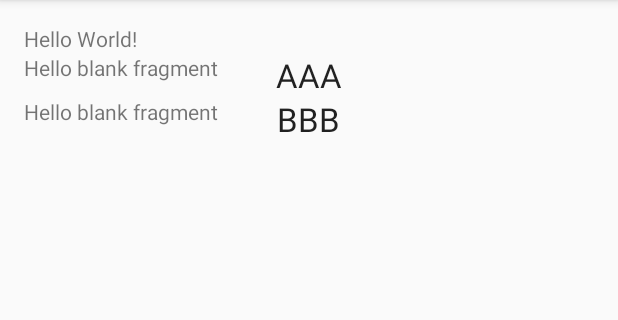
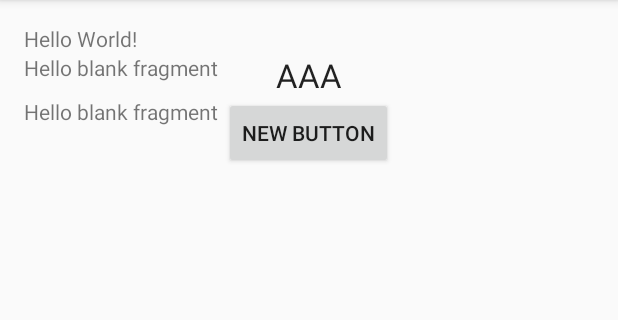
Before and after one commit to Shaojung/T081201, an Android app: the screen it shows after launch (MainActivity), on a phone screen of 412 x 824 dp, the part 84-404 px from its top. Run offline under Robolectric (Android 15) with nearby library versions, the phone set to English and light mode, and no system bars.

Commit message:
click to change TextView

```diff
--- a/app/src/main/java/tw/com/pcschool/t081201/BFragment.java
+++ b/app/src/main/java/tw/com/pcschool/t081201/BFragment.java
@@ -4,9 +4,11 @@ import android.content.Context;
 import android.net.Uri;
 import android.os.Bundle;
 import android.support.v4.app.Fragment;
+import android.util.Log;
 import android.view.LayoutInflater;
 import android.view.View;
 import android.view.ViewGroup;
+import android.widget.Toast;
 
 
 /**
--- a/app/src/main/java/tw/com/pcschool/t081201/MainActivity.java
+++ b/app/src/main/java/tw/com/pcschool/t081201/MainActivity.java
@@ -2,6 +2,9 @@ package tw.com.pcschool.t081201;
 
 import android.support.v7.app.AppCompatActivity;
 import android.os.Bundle;
+import android.util.Log;
+import android.view.View;
+import android.widget.TextView;
 
 public class MainActivity extends AppCompatActivity
 
@@ -12,4 +15,13 @@ public class MainActivity extends AppCompatActivity
         super.onCreate(savedInstanceState);
         setContentView(R.layout.activity_main);
     }
+
+
+    public void click1(View v)
+    {
+        Log.d("FRAGMENT", "Click1");
+        TextView tv = (TextView) findViewById(R.id.textView);
+        tv.setText("ABC");
+    }
+
 }
--- a/app/src/main/res/layout/fragment_b.xml
+++ b/app/src/main/res/layout/fragment_b.xml
@@ -10,12 +10,12 @@
         android:layout_height="match_parent"
         android:text="@string/hello_blank_fragment" />
 
-    <TextView
+    <Button
         android:layout_width="wrap_content"
         android:layout_height="wrap_content"
-        android:textAppearance="?android:attr/textAppearanceLarge"
-        android:text="BBB"
-        android:id="@+id/textView2"
-        android:layout_gravity="center" />
+        android:text="New Button"
+        android:id="@+id/button"
+        android:layout_gravity="center"
+        android:onClick="click1" />
 
 </FrameLayout>
```
